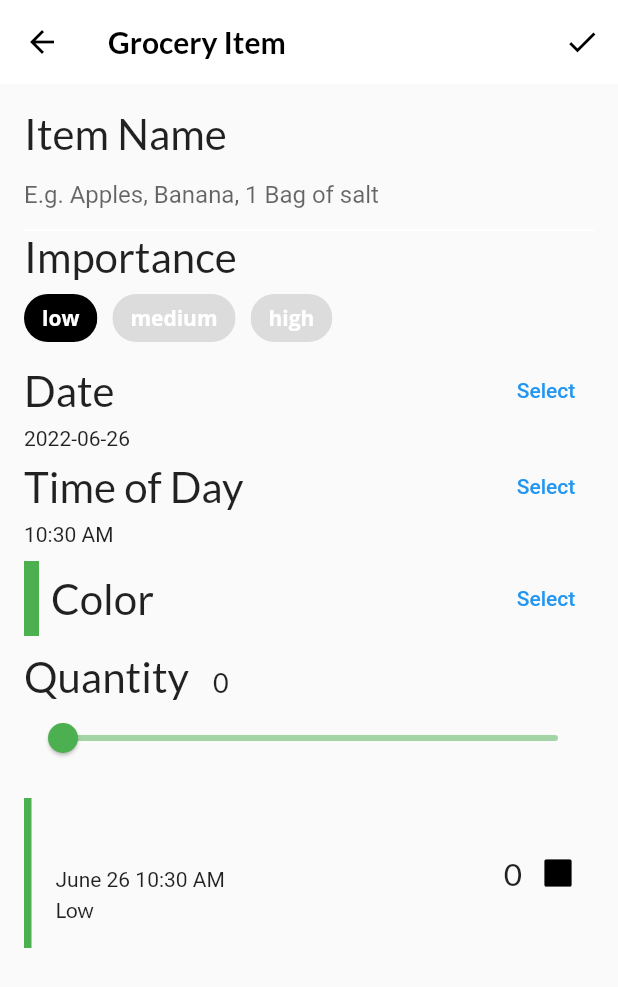
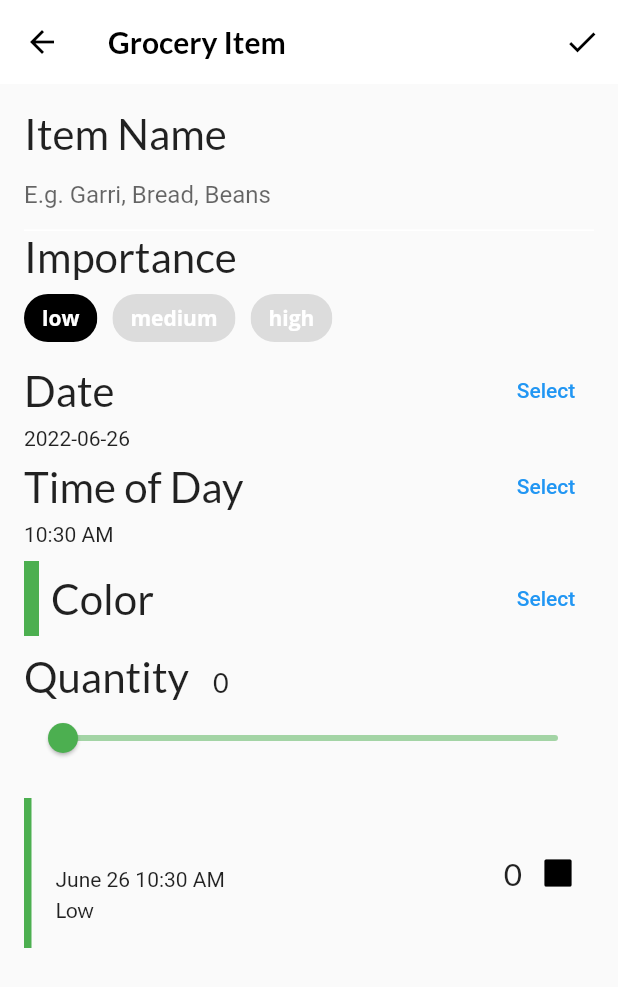
Before and after one commit to Mikhaael/feature-recipe-app, a Flutter app: the screen it shows after launch, item 3 of the bottom bar chosen, after a tap on the "add" icon, on a phone screen of 412 x 824 dp. Shown: the top 987 px of the screen. Run offline on Flutter 3.47's test engine with Material 2 defaults, Android fonts, the phone set to English and light mode, and no system bars; our stand-ins replace flutter_colorpicker, google_fonts.

Commit message:
fooderlich_app: minor changes

```diff
--- a/lib/screens/grocery_item_screen.dart
+++ b/lib/screens/grocery_item_screen.dart
@@ -150,7 +150,7 @@ class _GroceryItemScreenState extends State<GroceryItemScreen> {
           controller: _nameController,
           cursorColor: _currentColor,
           decoration: InputDecoration(
-            hintText: 'E.g. Apples, Banana, 1 Bag of salt',
+            hintText: 'E.g. Garri, Bread, Beans',
             enabledBorder: const UnderlineInputBorder(
               borderSide: BorderSide(color: Colors.white),
             ),
```
